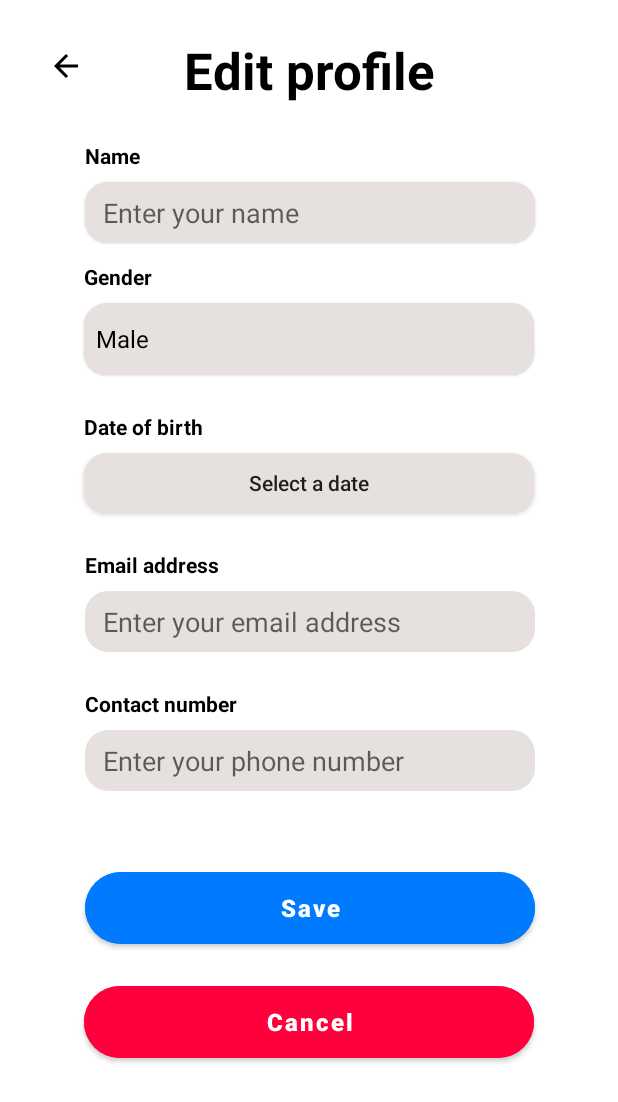
After one commit to edmundlzen/nahcs, an Android app: the EditUserProfile screen opened directly, with no data from a screen before it, on a phone screen of 412 x 824 dp. The commit adds this screen. Shown: the top 1102 px of the screen. Run offline under Robolectric (Android 15) with nearby library versions, the phone set to English and light mode, and no system bars; our stand-ins replace CircleImageView.

Commit message:
final ui done???

```diff
--- a/app/src/main/AndroidManifest.xml
+++ b/app/src/main/AndroidManifest.xml
@@ -40,6 +40,7 @@
         <activity android:name=".EditAppointment" />
         <activity android:name=".ActiveAppointmentsReport" />
         <activity android:name=".AppointmentsHistoryReport" />
+        <activity android:name=".EditUserProfile" />
     </application>
 
 </manifest>
--- /dev/null
+++ b/app/src/main/java/com/nachs/nutritionandhealthcaremanagementsystem/EditUserProfile.kt
@@ -0,0 +1,68 @@
+package com.nachs.nutritionandhealthcaremanagementsystem
+
+import DatePickerFragment
+import android.content.Intent
+import android.os.Bundle
+import android.view.View
+import android.widget.ArrayAdapter
+import android.widget.Spinner
+import android.widget.TextView
+import androidx.appcompat.app.AppCompatActivity
+
+class EditUserProfile : AppCompatActivity() {
+    override fun onCreate(savedInstanceState: Bundle?) {
+        super.onCreate(savedInstanceState)
+        setContentView(R.layout.activity_edit_profile)
+
+        val arraySpinner: Array<String> = arrayOf("Male", "Female")
+        val s: Spinner = findViewById(R.id.spnGender)
+        val adapter =
+            ArrayAdapter(this, android.R.layout.simple_spinner_dropdown_item, arraySpinner)
+        s.adapter = adapter
+    }
+
+    fun onClickBackButton(view: View) {
+        onBackPressed()
+    }
+
+    fun onClickSelectDateButton(view: View) {
+        val datePickerFragment = DatePickerFragment()
+        datePickerFragment.show(supportFragmentManager, "datePicker")
+        supportFragmentManager.setFragmentResultListener("datePicker", this) { key, bundle ->
+            val date = bundle.getString("date")
+            val textView: TextView = findViewById(R.id.btnBirthDate)
+            textView.text = date
+        }
+    }
+
+    fun onClickBackToLoginButton(view: View) {
+        onBackPressed()
+    }
+
+    fun onClickSignupButton(view: View) {
+        val builder = CustomDialog(this)
+        builder.setText("Congratulations on successfully creating an account.")
+        builder.setCancellable(false)
+        builder.setCallback {
+            applicationContext.getSharedPreferences("prefs", 0).edit()
+                .putBoolean("loggedIn", true).apply()
+            val intent: Intent = Intent(this, Home::class.java)
+            startActivity(intent)
+        }
+        builder.show()
+    }
+
+    fun onClickSaveButton(view: View) {
+        val builder = CustomDialog(this)
+        builder.setText("Your profile has been successfully updated.")
+        builder.setCancellable(false)
+        builder.setCallback {
+            onBackPressed()
+        }
+        builder.show()
+    }
+
+    fun onClickCancelButton(view: View) {
+        onBackPressed()
+    }
+}
--- a/app/src/main/java/com/nachs/nutritionandhealthcaremanagementsystem/UserProfile.kt
+++ b/app/src/main/java/com/nachs/nutritionandhealthcaremanagementsystem/UserProfile.kt
@@ -1,5 +1,6 @@
 package com.nachs.nutritionandhealthcaremanagementsystem
 
+import android.content.Intent
 import android.os.Bundle
 import android.view.View
 import androidx.appcompat.app.AppCompatActivity
@@ -13,4 +14,9 @@ class UserProfile : AppCompatActivity() {
     fun onClickBackButton(view: View) {
         onBackPressed()
     }
+
+    fun onClickEditButton(view: View) {
+        val intent: Intent = Intent(this, EditUserProfile::class.java)
+        startActivity(intent)
+    }
 }
--- a/app/src/main/res/layout/activity_bmicalculation.xml
+++ b/app/src/main/res/layout/activity_bmicalculation.xml
@@ -81,7 +81,7 @@
         android:background="@drawable/jet_black_rounded_background"
         android:elevation="1dp"
         android:ems="10"
-        android:hint="e.g. 160cm"
+        android:hint="e.g. 60kg"
         android:inputType="number"
         android:paddingLeft="12dp"
         android:paddingTop="8dp"
--- /dev/null
+++ b/app/src/main/res/layout/activity_edit_profile.xml
@@ -0,0 +1,211 @@
+<?xml version="1.0" encoding="utf-8"?>
+<ScrollView xmlns:android="http://schemas.android.com/apk/res/android"
+    xmlns:app="http://schemas.android.com/apk/res-auto"
+    xmlns:tools="http://schemas.android.com/tools"
+    android:layout_width="match_parent"
+    android:layout_height="wrap_content"
+    tools:context=".EditUserProfile">
+
+    <androidx.constraintlayout.widget.ConstraintLayout
+        android:layout_width="match_parent"
+        android:layout_height="match_parent"
+        android:paddingBottom="16dp">
+
+        <Button
+            android:id="@+id/btnSave"
+            android:layout_width="300dp"
+            android:layout_height="60dp"
+            android:layout_marginTop="48dp"
+            android:layout_marginBottom="16dp"
+            android:backgroundTint="#007BFF"
+            android:onClick="onClickSaveButton"
+            android:text="Save"
+            android:textAllCaps="false"
+            android:textSize="16sp"
+            android:textStyle="bold"
+            app:cornerRadius="100dp"
+            app:layout_constraintEnd_toEndOf="parent"
+            app:layout_constraintHorizontal_bias="0.504"
+            app:layout_constraintStart_toStartOf="parent"
+            app:layout_constraintTop_toBottomOf="@+id/etNumber"
+            app:layout_constraintVertical_bias="1.0" />
+
+        <Button
+            android:id="@+id/btnBackToLogin"
+            android:layout_width="300dp"
+            android:layout_height="60dp"
+            android:layout_marginTop="16dp"
+            android:backgroundTint="#FF003D"
+            android:onClick="onClickCancelButton"
+            android:text="Cancel"
+            android:textAllCaps="false"
+            android:textSize="16sp"
+            android:textStyle="bold"
+            app:cornerRadius="100dp"
+            app:layout_constraintEnd_toEndOf="parent"
+            app:layout_constraintStart_toStartOf="parent"
+            app:layout_constraintTop_toBottomOf="@+id/btnSave" />
+
+        <TextView
+            android:id="@+id/tvTitle"
+            android:layout_width="wrap_content"
+            android:layout_height="wrap_content"
+            android:layout_marginTop="24dp"
+            android:text="Edit profile"
+            android:textColor="#000000"
+            android:textSize="34sp"
+            android:textStyle="bold"
+            app:layout_constraintEnd_toEndOf="parent"
+            app:layout_constraintStart_toStartOf="parent"
+            app:layout_constraintTop_toTopOf="parent" />
+
+        <EditText
+            android:id="@+id/etName"
+            android:layout_width="300dp"
+            android:layout_height="wrap_content"
+            android:layout_marginTop="52dp"
+            android:background="@drawable/platinum_rounded_background"
+            android:elevation="1dp"
+            android:ems="10"
+            android:foregroundTint="#E6E1DE"
+            android:hint="Enter your name"
+            android:inputType="textPersonName"
+            android:paddingLeft="12dp"
+            android:paddingTop="8dp"
+            android:paddingBottom="8dp"
+            app:boxStrokeWidth="0dp"
+            app:boxStrokeWidthFocused="0dp"
+            app:layout_constraintEnd_toEndOf="parent"
+            app:layout_constraintHorizontal_bias="0.504"
+            app:layout_constraintStart_toStartOf="parent"
+            app:layout_constraintTop_toBottomOf="@+id/tvTitle" />
+
+        <TextView
+            android:id="@+id/tvName"
+            android:layout_width="wrap_content"
+            android:layout_height="wrap_content"
+            android:layout_marginBottom="8dp"
+            android:text="Name"
+            android:textColor="#000000"
+            android:textStyle="bold"
+            app:layout_constraintBottom_toTopOf="@+id/etName"
+            app:layout_constraintStart_toStartOf="@+id/etName" />
+
+        <TextView
+            android:id="@+id/tvGender"
+            android:layout_width="wrap_content"
+            android:layout_height="wrap_content"
+            android:layout_marginBottom="8dp"
+            android:text="Gender"
+            android:textColor="#000000"
+            android:textStyle="bold"
+            app:layout_constraintBottom_toTopOf="@+id/spnGender"
+            app:layout_constraintStart_toStartOf="@+id/spnGender" />
+
+        <TextView
+            android:id="@+id/tvBirthDate"
+            android:layout_width="wrap_content"
+            android:layout_height="wrap_content"
+            android:layout_marginBottom="8dp"
+            android:text="Date of birth"
+            android:textColor="#000000"
+            android:textStyle="bold"
+            app:layout_constraintBottom_toTopOf="@+id/btnBirthDate"
+            app:layout_constraintStart_toStartOf="@+id/btnBirthDate" />
+
+        <TextView
+            android:id="@+id/tvEmail"
+            android:layout_width="wrap_content"
+            android:layout_height="wrap_content"
+            android:layout_marginBottom="8dp"
+            android:text="Email address"
+            android:textColor="#000000"
+            android:textStyle="bold"
+            app:layout_constraintBottom_toTopOf="@+id/etEmail"
+            app:layout_constraintStart_toStartOf="@+id/etEmail" />
+
+        <TextView
+            android:id="@+id/tvNumber"
+            android:layout_width="wrap_content"
+            android:layout_height="wrap_content"
+            android:layout_marginBottom="8dp"
+            android:text="Contact number"
+            android:textColor="#000000"
+            android:textStyle="bold"
+            app:layout_constraintBottom_toTopOf="@+id/etNumber"
+            app:layout_constraintStart_toStartOf="@+id/etNumber" />
+
+        <ImageButton
+            android:id="@+id/ibBack"
+            android:layout_width="wrap_content"
+            android:layout_height="wrap_content"
+            android:layout_marginStart="32dp"
+            android:layout_marginTop="32dp"
+            android:background="?attr/selectableItemBackgroundBorderless"
+            android:onClick="onClickBackButton"
+            android:src="@drawable/ic_baseline_arrow_back_24"
+            app:layout_constraintStart_toStartOf="parent"
+            app:layout_constraintTop_toTopOf="parent" />
+
+        <Spinner
+            android:id="@+id/spnGender"
+            android:layout_width="300dp"
+            android:layout_height="wrap_content"
+            android:layout_marginTop="40dp"
+            android:background="@drawable/platinum_rounded_background"
+            android:elevation="1dp"
+            android:spinnerMode="dropdown"
+            app:layout_constraintEnd_toEndOf="parent"
+            app:layout_constraintStart_toStartOf="parent"
+            app:layout_constraintTop_toBottomOf="@+id/etName" />
+
+        <androidx.appcompat.widget.AppCompatButton
+            android:id="@+id/btnBirthDate"
+            android:layout_width="300dp"
+            android:layout_height="40dp"
+            android:layout_marginTop="52dp"
+            android:background="@drawable/platinum_rounded_background"
+            android:elevation="1dp"
+            android:onClick="onClickSelectDateButton"
+            android:text="Select a date"
+            android:textAllCaps="false"
+            app:layout_constraintEnd_toEndOf="parent"
+            app:layout_constraintStart_toStartOf="parent"
+            app:layout_constraintTop_toBottomOf="@+id/spnGender" />
+
+        <EditText
+            android:id="@+id/etEmail"
+            android:layout_width="300dp"
+            android:layout_height="wrap_content"
+            android:layout_marginTop="52dp"
+            android:background="@drawable/platinum_rounded_background"
+            android:ems="10"
+            android:hint="Enter your email address"
+            android:inputType="textEmailAddress"
+            android:paddingLeft="12dp"
+            android:paddingTop="8dp"
+            android:paddingBottom="8dp"
+            app:layout_constraintEnd_toEndOf="parent"
+            app:layout_constraintHorizontal_bias="0.507"
+            app:layout_constraintStart_toStartOf="parent"
+            app:layout_constraintTop_toBottomOf="@+id/btnBirthDate" />
+
+        <EditText
+            android:id="@+id/etNumber"
+            android:layout_width="300dp"
+            android:layout_height="wrap_content"
+            android:layout_marginTop="52dp"
+            android:background="@drawable/platinum_rounded_background"
+            android:ems="10"
+            android:hint="Enter your phone number"
+            android:inputType="phone"
+            android:paddingLeft="12dp"
+            android:paddingTop="8dp"
+            android:paddingBottom="8dp"
+            app:layout_constraintEnd_toEndOf="parent"
+            app:layout_constraintHorizontal_bias="0.504"
+            app:layout_constraintStart_toStartOf="parent"
+            app:layout_constraintTop_toBottomOf="@+id/etEmail" />
+
+    </androidx.constraintlayout.widget.ConstraintLayout>
+</ScrollView>
--- a/app/src/main/res/layout/activity_home.xml
+++ b/app/src/main/res/layout/activity_home.xml
@@ -56,7 +56,8 @@
                 android:foreground="?attr/selectableItemBackground"
                 android:onClick="onClickBMICalculatorButton"
                 android:orientation="vertical"
-                android:padding="16dp">
+                android:padding="16dp"
+                app:cornerRadius="16dp">
 
                 <LinearLayout
                     android:layout_width="match_parent"
@@ -101,7 +102,8 @@
                 android:background="@color/white"
                 android:elevation="6dp"
                 android:orientation="vertical"
-                android:padding="16dp">
+                android:padding="16dp"
+                app:cornerRadius="16dp">
 
                 <TextView
                     android:id="@+id/tvTitlePost1"
--- a/app/src/main/res/layout/activity_user_profile.xml
+++ b/app/src/main/res/layout/activity_user_profile.xml
@@ -43,6 +43,7 @@
             android:layout_marginTop="32dp"
             android:layout_marginEnd="32dp"
             android:background="?attr/selectableItemBackgroundBorderless"
+            android:onClick="onClickEditButton"
             android:src="@drawable/ic_baseline_edit_24"
             app:layout_constraintEnd_toEndOf="parent"
             app:layout_constraintTop_toTopOf="parent" />
```
